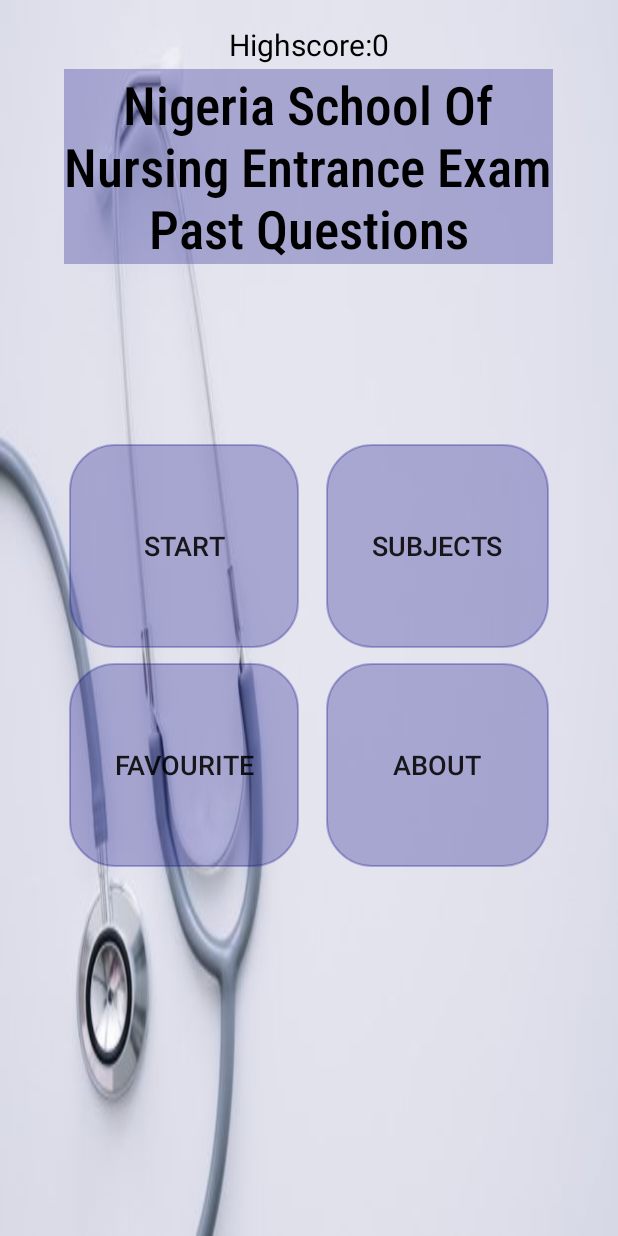
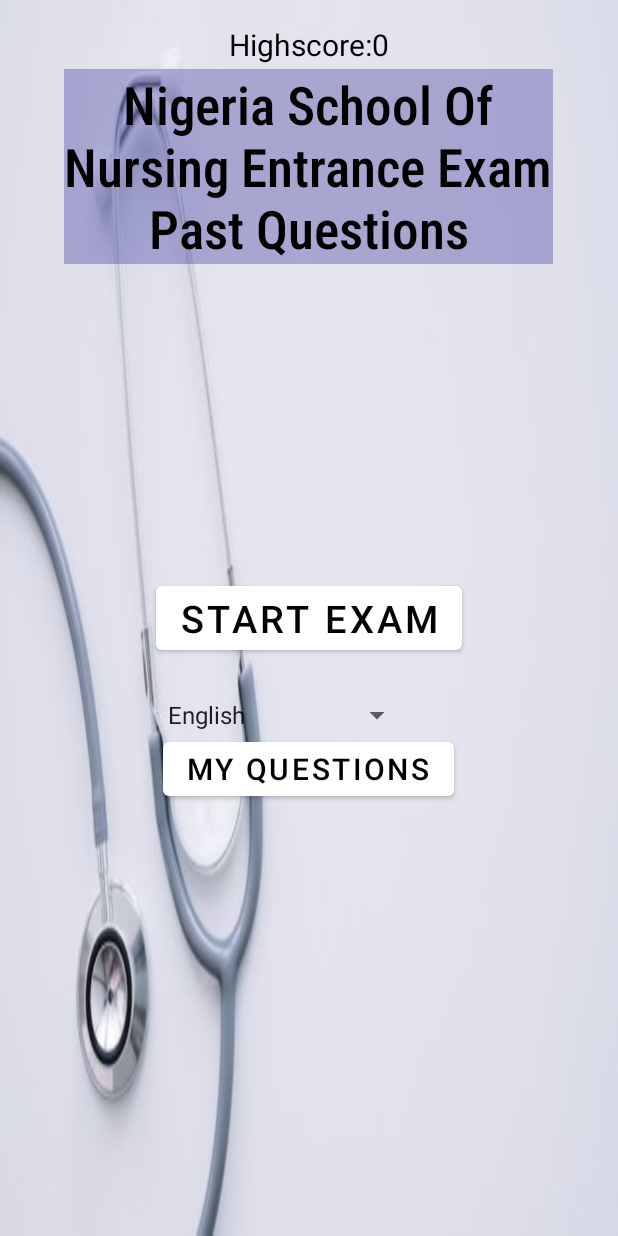
Before and after one commit to Tobang1/NSNEQ, an Android app: the MainActivity screen opened directly, with no data from a screen before it, on a phone screen of 412 x 824 dp. Run offline under Robolectric (Android 15) with nearby library versions, the phone set to English and light mode, and no system bars.

Commit message:
implementation of  Category features by adding spinner to the MainActivity

```diff
--- a/app/src/main/java/com/borat/nsneq/Category.java
+++ b/app/src/main/java/com/borat/nsneq/Category.java
@@ -37,4 +37,9 @@ public class Category {
     public void setName(String name) {
         this.name = name;
     }
+
+    @Override
+    public String toString(){
+        return getName();
+    }
 }
--- a/app/src/main/java/com/borat/nsneq/MainActivity.java
+++ b/app/src/main/java/com/borat/nsneq/MainActivity.java
@@ -4,21 +4,28 @@ import android.content.Intent;
 import android.content.SharedPreferences;
 import android.os.Bundle;
 import android.view.View;
+import android.widget.ArrayAdapter;
 import android.widget.Button;
+import android.widget.Spinner;
 import android.widget.TextView;
 
 import androidx.annotation.Nullable;
 import androidx.appcompat.app.AppCompatActivity;
 
+import java.util.List;
+
 public class MainActivity extends AppCompatActivity {
 
     public static final int REQUEST_CODE_EXAM = 1;
+
+    public static final String EXTRA_CATEGORY_ID = "extraCategoryID";
+    public static final String EXTRA_CATEGORY_NAME = "extraCategoryName";
 
     public static final String SHARED_PREF ="sharedPrefs";
     public static final String KEY_HIGHSCORE = "keyHighscore";
 
     private TextView textViewHighscore;
-
+    private Spinner spinnerCategory;
     private int highscore;
 
     @Override
@@ -27,7 +34,11 @@ public class MainActivity extends AppCompatActivity {
         setContentView(R.layout.activity_main);
 
         textViewHighscore = findViewById(R.id.text_view_highscore);
+        spinnerCategory = findViewById(R.id.spinner_category);
+
+        loadCategories();
         loadHighscore();
+
 
 
         Button buttonStartQuestion = findViewById(R.id.button_start_exam);
@@ -39,7 +50,13 @@ public class MainActivity extends AppCompatActivity {
 
     }
     private void startExam(){
+        Category selectedCategory = (Category) spinnerCategory.getSelectedItem();
+        int categoryID = selectedCategory.getId();
+        String categoryName = selectedCategory.getName();
+
         Intent intent = new Intent(MainActivity.this, ExamActivity.class);
+        intent.putExtra(EXTRA_CATEGORY_ID, categoryID);
+        intent.putExtra(EXTRA_CATEGORY_NAME, categoryName);
         startActivityForResult(intent,REQUEST_CODE_EXAM );
     }
 
@@ -59,6 +76,15 @@ public class MainActivity extends AppCompatActivity {
         }
     }
 
+    private void loadCategories(){
+        ExamDbHelper dbHelper = ExamDbHelper.getInstance(this);
+        List<Category> categories = dbHelper.getAllCategories();
+        ArrayAdapter<Category> adapterCategories = new ArrayAdapter<>(this,
+                android.R.layout.simple_spinner_item, categories);
+        adapterCategories.setDropDownViewResource(android.R.layout.simple_spinner_dropdown_item);
+        spinnerCategory.setAdapter(adapterCategories);
+    }
+
     private void loadHighscore(){
         SharedPreferences prefs = getSharedPreferences(SHARED_PREF, MODE_PRIVATE);
         highscore = prefs.getInt(KEY_HIGHSCORE, 0);
--- a/app/src/main/res/layout/activity_main.xml
+++ b/app/src/main/res/layout/activity_main.xml
@@ -31,6 +31,42 @@
         android:text="Highscore: 0"
         android:textSize="20sp" />
 
+
+
+      <Button
+          android:id="@+id/button_start_exam"
+          android:layout_width="wrap_content"
+          android:layout_height="wrap_content"
+          android:textSize="25dp"
+          android:layout_centerInParent="true"
+          android:textColor="@color/black"
+          android:text="Start EXAM" />
+
+
+    <Spinner
+        android:id="@+id/spinner_category"
+        android:layout_width="wrap_content"
+        android:layout_height="wrap_content"
+        android:layout_alignStart="@+id/button_start_exam"
+        android:layout_below="@+id/button_start_exam"
+        android:layout_marginTop="25dp"
+        android:layout_alignLeft="@+id/button_start_exam" />
+
+
+      <Button
+
+          android:id="@+id/button_My_questions"
+          android:layout_below="@+id/spinner_category"
+          android:textColor="@color/black"
+          android:layout_width="wrap_content"
+          android:layout_height="wrap_content"
+          android:layout_centerInParent="true"
+          android:textSize="20dp"
+          android:text="MY QUESTIONS" />
+
+
+
+    <!--
 <GridLayout
    android:layout_width="match_parent"
    android:layout_height="match_parent"
@@ -86,35 +122,7 @@
        android:textSize="18sp"
        android:text="ABOUT" />
 </GridLayout>
+-->
 
-    <!--
-        <Button
-            android:id="@+id/button_start_exam"
-            android:layout_width="wrap_content"
-            android:layout_height="wrap_content"
-            android:textSize="25dp"
-            android:layout_centerInParent="true"
-            android:textColor="@color/black"
-            android:text="Start EXAM" />
-        <Button
-            android:id="@+id/button_Category"
-            android:layout_below="@+id/button_start_exam"
-            android:layout_width="wrap_content"
-            android:layout_height="wrap_content"
-            android:textSize="30dp"
-            android:layout_centerInParent="true"
-            android:textColor="@color/black"
-            android:text="CATEGORY" />
-        <Button
 
-            android:id="@+id/button_My_questions"
-            android:layout_below="@+id/button_Category"
-            android:textColor="@color/black"
-            android:layout_width="wrap_content"
-            android:layout_height="wrap_content"
-            android:layout_centerInParent="true"
-            android:textSize="20dp"
-            android:text="MY QUESTIONS" />
-
-    -->
 </RelativeLayout>
```
Also changed, not shown: app/src/main/java/com/borat/nsneq/ExamActivity.java (+12 -2 lines). Lines whose indentation alone changed are shown as unchanged.
